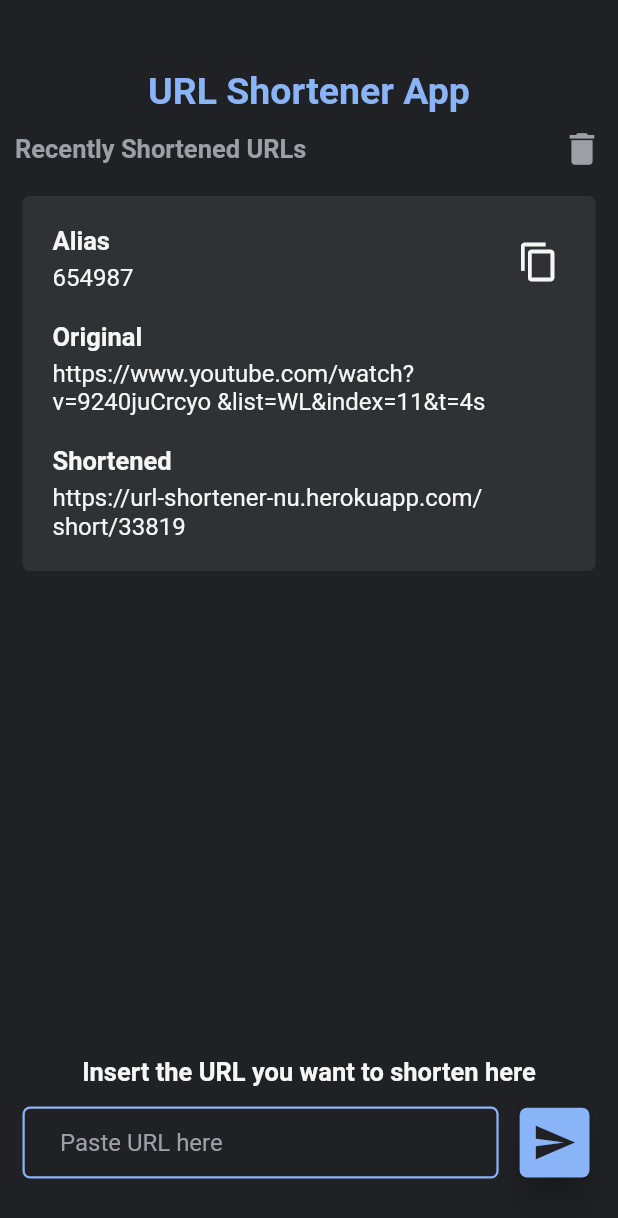
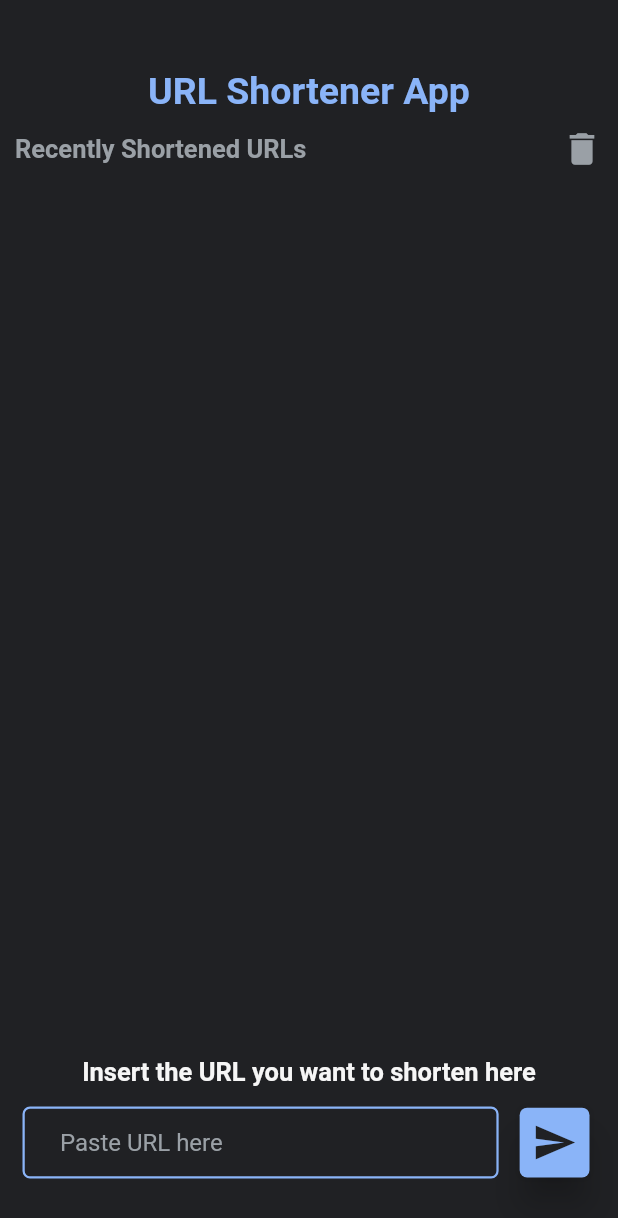
Before and after one commit to benjaavro/url_shortener, a Flutter app: the screen it shows after launch, on a phone screen of 412 x 824 dp. Shown: the top 1218 px of the screen. Run offline on Flutter 3.47's test engine with Material 2 defaults, Android fonts, the phone set to English and light mode, and no system bars; our stand-ins replace google_fonts.

Commit message:
Display URLs List Cards

```diff
--- a/url_shortener/lib/core/providers/features/main/home/urls_list_provider.dart
+++ b/url_shortener/lib/core/providers/features/main/home/urls_list_provider.dart
@@ -7,7 +7,7 @@ class URLsListProvider with ChangeNotifier {
   List<URL> get urlsList => _urlsList;
 
   void addUrlDataToList(URL newUrlData) {
-    _urlsList.add(newUrlData);
+    _urlsList.insert(0, newUrlData);
     notifyListeners();
   }
 
--- a/url_shortener/lib/features/main/home/ui/sections/url_shortener_tool_section.dart
+++ b/url_shortener/lib/features/main/home/ui/sections/url_shortener_tool_section.dart
@@ -20,8 +20,8 @@ class URLShortenerToolSection extends StatefulWidget {
 class _URLShortenerToolSectionState extends State<URLShortenerToolSection> {
   // Initializing this TextEditingController allows us to delete text field data from outer methods.
   final TextEditingController textEditingController = TextEditingController();
+  URLsListProvider? urlsListProvider;
   URLFormProvider? urlFormProvider;
-  URLsListProvider? urlsListProvider;
 
   @override
   void initState() {
--- a/url_shortener/lib/features/main/home/ui/sections/urls_list_section.dart
+++ b/url_shortener/lib/features/main/home/ui/sections/urls_list_section.dart
@@ -1,5 +1,8 @@
 import 'package:flutter/material.dart';
+import 'package:provider/provider.dart';
 import 'package:url_shortener/core/common_widgets/cards/url_details_card/url_details_card.dart';
+import 'package:url_shortener/core/models/url_model.dart';
+import 'package:url_shortener/core/providers/features/main/home/urls_list_provider.dart';
 
 class URLsListSection extends StatefulWidget {
   const URLsListSection({Key? key}) : super(key: key);
@@ -11,17 +14,29 @@ class URLsListSection extends StatefulWidget {
 class _URLsListSectionState extends State<URLsListSection> {
   @override
   Widget build(BuildContext context) {
-    return ListView(
-      padding: EdgeInsets.zero,
-      shrinkWrap: true,
-      scrollDirection: Axis.vertical,
-      children: const [
-        URLDetailsCard(
-          alias: "654987",
-          original: "https://www.youtube.com/watch?v=9240juCrcyo &list=WL&index=11&t=4s",
-          shortened: "https://url-shortener-nu.herokuapp.com/short/33819",
-        ),
-      ],
+    // 1. Consumer Widget allows to active listen every change occurred on URLsListProvider,
+    // this allow us to display on real time any change on list with easy state management.
+    return Consumer<URLsListProvider>(
+      builder: (context, providerData, _) {
+        // 2. Use provider read data to display list of shortened URLs
+        return ListView.builder(
+          itemCount: providerData.urlsList.length,
+          padding: EdgeInsets.zero,
+          shrinkWrap: true,
+          scrollDirection: Axis.vertical,
+          itemBuilder: (context, index) {
+            // 3. Use each list element to display a details Card
+            URL urlData = providerData.urlsList[index];
+
+            return URLDetailsCard(
+              alias: urlData.alias,
+              original: urlData.originalURL,
+              shortened: urlData.shortenedURL,
+            );
+
+          },
+        );
+      },
     );
   }
 }
```
